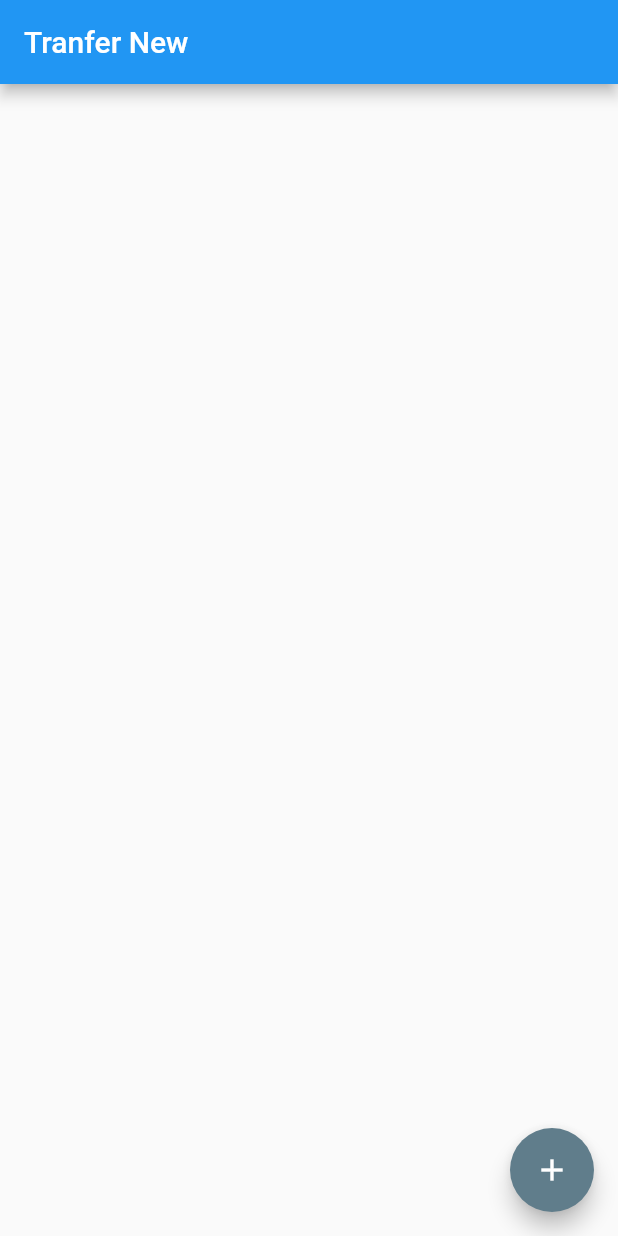
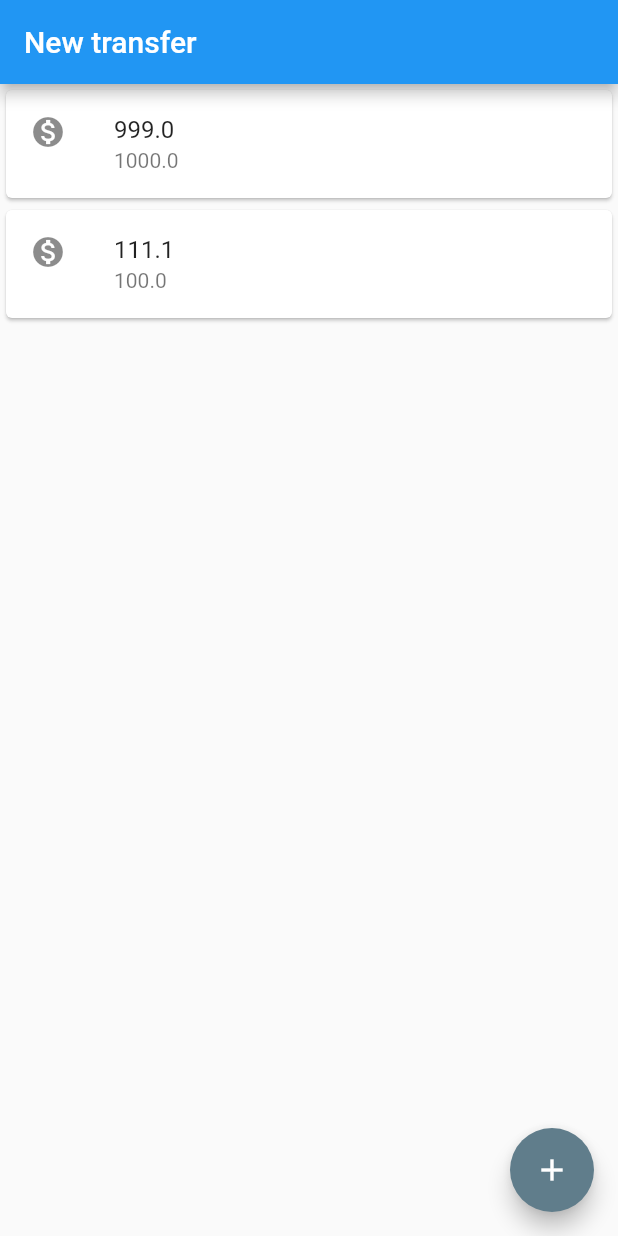
Before and after one commit to raoniii/flutterdojo, a Flutter app: the screen it shows after launch, on a phone screen of 412 x 824 dp. Run offline on Flutter 3.47's test engine with Material 2 defaults, Android fonts, the phone set to English and light mode, and no system bars.

Commit message:
widget and card

```diff
--- a/lib/main.dart
+++ b/lib/main.dart
@@ -2,17 +2,58 @@ import 'package:flutter/material.dart';
 
 void main() => runApp(MaterialApp(
   home: Scaffold(
-    appBar: AppBar(title: Text('Tranfer New'),
+    body: ListaTransferencias(),
+    appBar: AppBar(
+      title: Text('New transfer'),
+    ),
+    floatingActionButton: FloatingActionButton(
+      onPressed: () {  },
+      backgroundColor: Colors.blueGrey,
+      child: Icon(Icons.add),
+    ),
+  ),
+));
 
-),
+class ListaTransferencias extends StatelessWidget{
+  @override
+  Widget build(BuildContext context) {
+    // TODO: implement build
+    return Column(
+      children: <Widget>[
+        ItemTransferencias(Transferencia(999.0, 1000)),
+        ItemTransferencias(Transferencia(111.1, 100)),
 
-  floatingActionButton: FloatingActionButton(
-    onPressed: () {
-      // Add your onPressed code here!
-    },
-    backgroundColor: Colors.blueGrey,
-    child: const Icon(Icons.add),
-  ),
-)
-)
-);
+
+
+
+      ],
+    );
+  }
+}
+
+class ItemTransferencias extends StatelessWidget{
+
+ final Transferencia _transferencia;
+
+ ItemTransferencias(this._transferencia);
+
+  @override
+  Widget build(BuildContext context) {
+
+    return Card(
+      child: ListTile(
+        leading: Icon(Icons.monetization_on),
+        title: Text(_transferencia.valor.toString()),
+        subtitle: Text(_transferencia.conta.toString()),
+      ),
+    );
+  }
+
+}
+
+class Transferencia{
+  final double valor;
+  final double conta;
+
+  Transferencia(this.valor, this.conta);
+}
```
